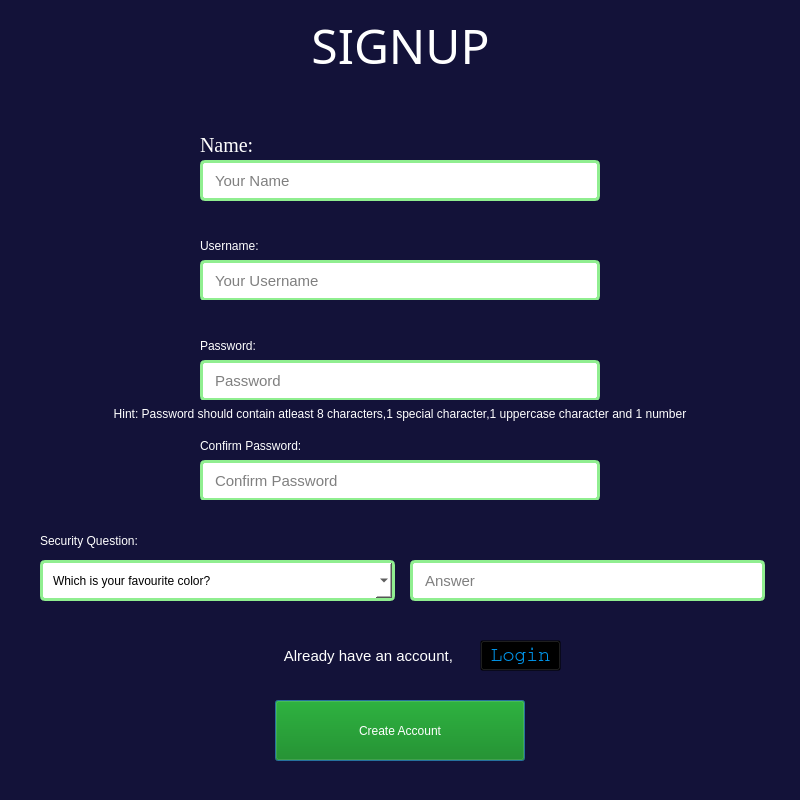
First picture: the form in ui_files/Signuppage.ui, repository omkar2887/Whack_A_Mole, before the edit.
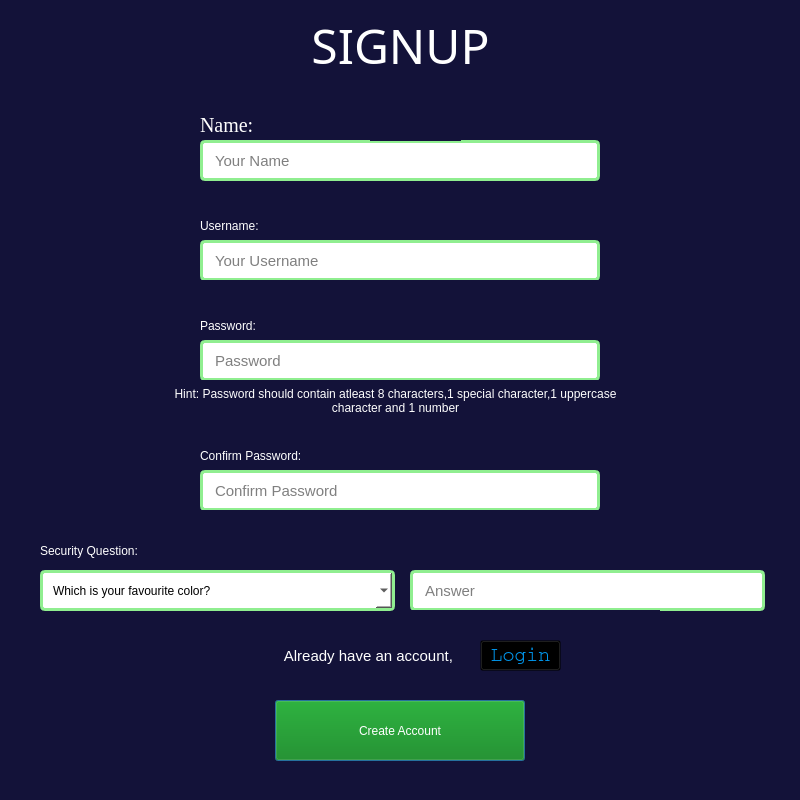
Second picture: the form after the edit.

The edit to the form file:
```diff
--- a/ui_files/Signuppage.ui
+++ b/ui_files/Signuppage.ui
@@ -20,7 +20,7 @@
    <property name="geometry">
     <rect>
      <x>200</x>
-     <y>120</y>
+     <y>100</y>
      <width>211</width>
      <height>51</height>
     </rect>
@@ -46,7 +46,7 @@
    <property name="geometry">
     <rect>
      <x>40</x>
-     <y>520</y>
+     <y>530</y>
      <width>271</width>
      <height>41</height>
     </rect>
@@ -63,7 +63,7 @@
    <property name="geometry">
     <rect>
      <x>200</x>
-     <y>410</y>
+     <y>420</y>
      <width>291</width>
      <height>71</height>
     </rect>
@@ -80,7 +80,7 @@
    <property name="geometry">
     <rect>
      <x>200</x>
-     <y>220</y>
+     <y>200</y>
      <width>251</width>
      <height>51</height>
     </rect>
@@ -97,7 +97,7 @@
    <property name="geometry">
     <rect>
      <x>200</x>
-     <y>320</y>
+     <y>300</y>
      <width>241</width>
      <height>51</height>
     </rect>
@@ -145,7 +145,7 @@
    <property name="geometry">
     <rect>
      <x>200</x>
-     <y>160</y>
+     <y>140</y>
      <width>400</width>
      <height>41</height>
     </rect>
@@ -169,7 +169,7 @@
    <property name="geometry">
     <rect>
      <x>410</x>
-     <y>560</y>
+     <y>570</y>
      <width>355</width>
      <height>41</height>
     </rect>
@@ -193,7 +193,7 @@
    <property name="geometry">
     <rect>
      <x>200</x>
-     <y>460</y>
+     <y>470</y>
      <width>400</width>
      <height>41</height>
     </rect>
@@ -220,7 +220,7 @@
    <property name="geometry">
     <rect>
      <x>200</x>
-     <y>360</y>
+     <y>340</y>
      <width>400</width>
      <height>41</height>
     </rect>
@@ -248,7 +248,7 @@
    <property name="geometry">
     <rect>
      <x>200</x>
-     <y>260</y>
+     <y>240</y>
      <width>400</width>
      <height>41</height>
     </rect>
@@ -403,7 +403,7 @@
    <property name="geometry">
     <rect>
      <x>160</x>
-     <y>300</y>
+     <y>280</y>
      <width>500</width>
      <height>28</height>
     </rect>
@@ -443,7 +443,7 @@
    <property name="geometry">
     <rect>
      <x>160</x>
-     <y>500</y>
+     <y>510</y>
      <width>500</width>
      <height>28</height>
     </rect>
@@ -462,10 +462,10 @@
   <widget class="QLabel" name="f_responseerror2_2">
    <property name="geometry">
     <rect>
-     <x>70</x>
-     <y>400</y>
-     <width>660</width>
-     <height>28</height>
+     <x>150</x>
+     <y>380</y>
+     <width>491</width>
+     <height>41</height>
     </rect>
    </property>
    <property name="styleSheet">
@@ -478,12 +478,15 @@
    <property name="alignment">
     <set>Qt::AlignCenter</set>
    </property>
+   <property name="wordWrap">
+    <bool>true</bool>
+   </property>
   </widget>
   <widget class="QComboBox" name="f_security_ques">
    <property name="geometry">
     <rect>
      <x>40</x>
-     <y>560</y>
+     <y>570</y>
      <width>355</width>
      <height>41</height>
     </rect>
```
Left out of the diff: 2 changed lines with no effect on the pictures.
